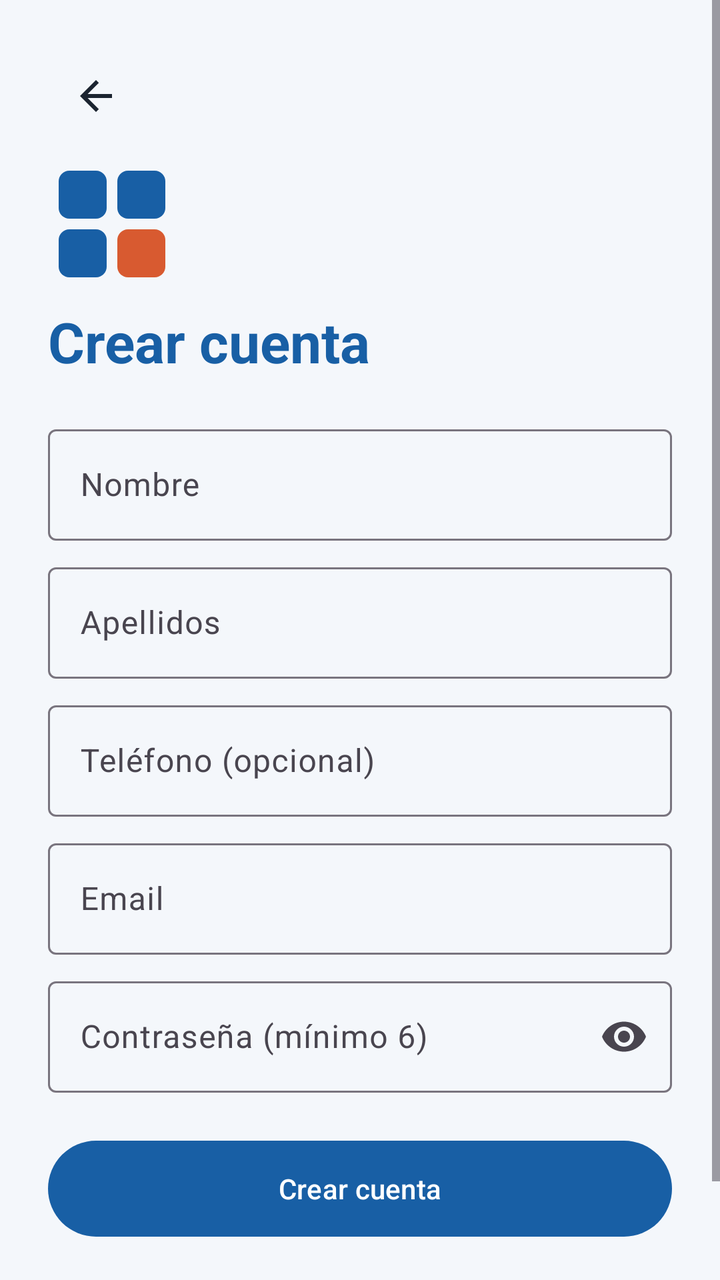
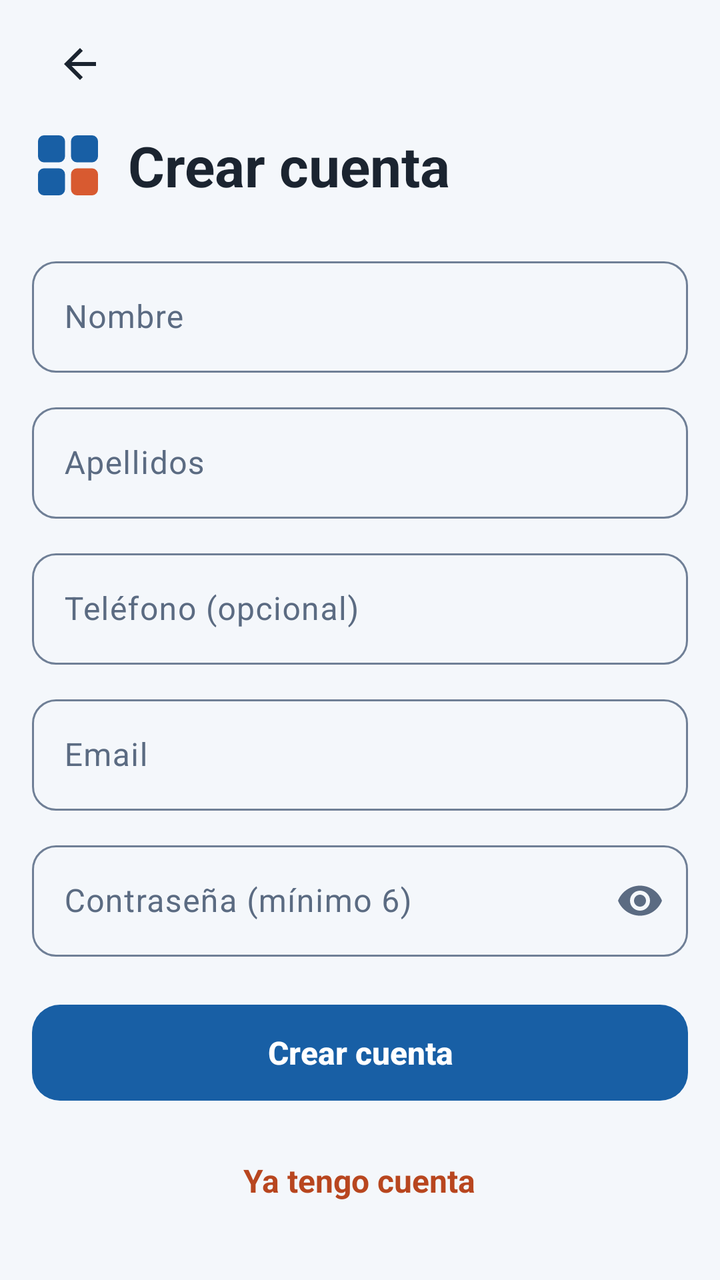

Compare the two renders of this Android layout. The source of the first and the diff that turns it into the second are given below.
<!-- AndroidManifest.xml: application theme Theme.Jokoa -->
<!-- res/layout/activity_registro.xml -->
<?xml version="1.0" encoding="utf-8"?>
<ScrollView xmlns:android="http://schemas.android.com/apk/res/android"
    android:id="@+id/raiz"
    android:layout_width="match_parent"
    android:layout_height="match_parent"
    android:fillViewport="true">

    <LinearLayout
        android:layout_width="match_parent"
        android:layout_height="wrap_content"
        android:orientation="vertical"
        android:padding="24dp">

        <ImageButton
            android:id="@+id/btnAtras"
            android:layout_width="48dp"
            android:layout_height="48dp"
            android:background="?attr/selectableItemBackgroundBorderless"
            android:contentDescription="Volver"
            android:src="@drawable/ic_atras" />

        <ImageView
            android:layout_width="64dp"
            android:layout_height="64dp"
            android:layout_marginTop="8dp"
            android:contentDescription="Logo de Jokoa"
            android:src="@drawable/ic_logo" />

        <TextView
            android:layout_width="wrap_content"
            android:layout_height="wrap_content"
            android:layout_marginTop="8dp"
            android:text="Crear cuenta"
            android:textColor="@color/jokoa_azul"
            android:textSize="28sp"
            android:textStyle="bold" />

        <com.google.android.material.textfield.TextInputLayout
            style="?attr/textInputOutlinedStyle"
            android:layout_width="match_parent"
            android:layout_height="wrap_content"
            android:layout_marginTop="20dp"
            android:hint="Nombre">

            <com.google.android.material.textfield.TextInputEditText
                android:id="@+id/etNombre"
                android:layout_width="match_parent"
                android:layout_height="wrap_content"
                android:inputType="textPersonName" />
        </com.google.android.material.textfield.TextInputLayout>

        <com.google.android.material.textfield.TextInputLayout
            style="?attr/textInputOutlinedStyle"
            android:layout_width="match_parent"
            android:layout_height="wrap_content"
            android:layout_marginTop="8dp"
            android:hint="Apellidos">

            <com.google.android.material.textfield.TextInputEditText
                android:id="@+id/etApellidos"
                android:layout_width="match_parent"
                android:layout_height="wrap_content"
                android:inputType="textPersonName" />
        </com.google.android.material.textfield.TextInputLayout>

        <com.google.android.material.textfield.TextInputLayout
            style="?attr/textInputOutlinedStyle"
            android:layout_width="match_parent"
            android:layout_height="wrap_content"
            android:layout_marginTop="8dp"
            android:hint="Teléfono (opcional)">

            <com.google.android.material.textfield.TextInputEditText
                android:id="@+id/etTelefono"
                android:layout_width="match_parent"
                android:layout_height="wrap_content"
                android:inputType="phone" />
        </com.google.android.material.textfield.TextInputLayout>

        <com.google.android.material.textfield.TextInputLayout
            style="?attr/textInputOutlinedStyle"
            android:layout_width="match_parent"
            android:layout_height="wrap_content"
            android:layout_marginTop="8dp"
            android:hint="Email">

            <com.google.android.material.textfield.TextInputEditText
                android:id="@+id/etEmail"
                android:layout_width="match_parent"
                android:layout_height="wrap_content"
                android:inputType="textEmailAddress" />
        </com.google.android.material.textfield.TextInputLayout>

        <com.google.android.material.textfield.TextInputLayout
            style="?attr/textInputOutlinedStyle"
            android:layout_width="match_parent"
            android:layout_height="wrap_content"
            android:layout_marginTop="8dp"
            android:hint="Contraseña (mínimo 6)"
            app:endIconMode="password_toggle"
            xmlns:app="http://schemas.android.com/apk/res-auto">

            <com.google.android.material.textfield.TextInputEditText
                android:id="@+id/etPassword"
                android:layout_width="match_parent"
                android:layout_height="wrap_content"
                android:inputType="textPassword" />
        </com.google.android.material.textfield.TextInputLayout>

        <com.google.android.material.button.MaterialButton
            android:id="@+id/btnCrear"
            android:layout_width="match_parent"
            android:layout_height="56dp"
            android:layout_marginTop="20dp"
            android:text="Crear cuenta" />

        <TextView
            android:id="@+id/tvYaTengo"
            android:layout_width="wrap_content"
            android:layout_height="wrap_content"
            android:layout_gravity="center_horizontal"
            android:layout_marginTop="12dp"
            android:padding="8dp"
            android:text="Ya tengo cuenta"
            android:textColor="@color/jokoa_coral_oscuro"
            android:textStyle="bold" />
    </LinearLayout>
</ScrollView>
<!-- resources referenced by this layout -->
<resources>
  <style name="Base.Theme.Jokoa" parent="Theme.Material3.Light.NoActionBar">
          <item name="colorPrimary">@color/jokoa_azul</item>
          <item name="colorOnPrimary">@android:color/white</item>
          <item name="colorSecondary">@color/jokoa_coral_oscuro</item>
          <item name="colorOnSecondary">@android:color/white</item>
          <item name="colorSecondaryContainer">@color/jokoa_azul_claro</item>
          <item name="colorOnSecondaryContainer">@color/jokoa_azul</item>
          <item name="android:windowBackground">@color/jokoa_fondo</item>
          <item name="android:textColorPrimary">@color/jokoa_texto</item>
      </style>
  <!-- unchanged entries left out for length: 8 -->
</resources>

<!-- the commit's change to res/layout/activity_registro.xml (unified diff, before → after) -->
@@ -1,15 +1,18 @@
 <?xml version="1.0" encoding="utf-8"?>
-<ScrollView xmlns:android="http://schemas.android.com/apk/res/android"
+<ScrollView xmlns:android="http://schemas.android.com/apk/res/android" xmlns:app="http://schemas.android.com/apk/res-auto" xmlns:tools="http://schemas.android.com/tools"
     android:id="@+id/raiz"
     android:layout_width="match_parent"
     android:layout_height="match_parent"
+    android:background="@color/jokoa_fondo"
     android:fillViewport="true">
 
     <LinearLayout
         android:layout_width="match_parent"
         android:layout_height="wrap_content"
         android:orientation="vertical"
-        android:padding="24dp">
+        android:paddingHorizontal="16dp"
+        android:paddingTop="8dp"
+        android:paddingBottom="24dp">
 
         <ImageButton
             android:id="@+id/btnAtras"
@@ -19,98 +22,95 @@
             android:contentDescription="Volver"
             android:src="@drawable/ic_atras" />
 
-        <ImageView
-            android:layout_width="64dp"
-            android:layout_height="64dp"
-            android:layout_marginTop="8dp"
-            android:contentDescription="Logo de Jokoa"
-            android:src="@drawable/ic_logo" />
-
-        <TextView
-            android:layout_width="wrap_content"
-            android:layout_height="wrap_content"
-            android:layout_marginTop="8dp"
-            android:text="Crear cuenta"
-            android:textColor="@color/jokoa_azul"
-            android:textSize="28sp"
-            android:textStyle="bold" />
-
-        <com.google.android.material.textfield.TextInputLayout
-            style="?attr/textInputOutlinedStyle"
-            android:layout_width="match_parent"
-            android:layout_height="wrap_content"
-            android:layout_marginTop="20dp"
-            android:hint="Nombre">
-
-            <com.google.android.material.textfield.TextInputEditText
-                android:id="@+id/etNombre"
-                android:layout_width="match_parent"
-                android:layout_height="wrap_content"
-                android:inputType="textPersonName" />
-        </com.google.android.material.textfield.TextInputLayout>
-
-        <com.google.android.material.textfield.TextInputLayout
-            style="?attr/textInputOutlinedStyle"
+        <LinearLayout
             android:layout_width="match_parent"
             android:layout_height="wrap_content"
             android:layout_marginTop="8dp"
-            android:hint="Apellidos">
+            android:gravity="center_vertical"
+            android:orientation="horizontal">
 
-            <com.google.android.material.textfield.TextInputEditText
-                android:id="@+id/etApellidos"
+            <ImageView
+                android:layout_width="36dp"
+                android:layout_height="36dp"
+                android:contentDescription="Logo de Jokoa"
+                android:src="@drawable/ic_logo" />
+
+            <TextView
+                android:layout_width="wrap_content"
+                android:layout_height="wrap_content"
+                android:layout_marginStart="12dp"
+                android:text="Crear cuenta"
+                android:textColor="@color/jokoa_texto"
+                android:textSize="28sp"
+                android:textStyle="bold" />
+        </LinearLayout>
+
+            <com.google.android.material.textfield.TextInputLayout
                 android:layout_width="match_parent"
                 android:layout_height="wrap_content"
-                android:inputType="textPersonName" />
-        </com.google.android.material.textfield.TextInputLayout>
+                android:layout_marginTop="24dp"
+                android:hint="Nombre">
 
-        <com.google.android.material.textfield.TextInputLayout
-            style="?attr/textInputOutlinedStyle"
-            android:layout_width="match_parent"
-            android:layout_height="wrap_content"
-            android:layout_marginTop="8dp"
-            android:hint="Teléfono (opcional)">
-
-            <com.google.android.material.textfield.TextInputEditText
-                android:id="@+id/etTelefono"
+                <com.google.android.material.textfield.TextInputEditText
+                    android:id="@+id/etNombre"
+                    android:layout_width="match_parent"
+                    android:layout_height="wrap_content"
+                    android:inputType="textPersonName" />
+            </com.google.android.material.textfield.TextInputLayout>
+            <com.google.android.material.textfield.TextInputLayout
                 android:layout_width="match_parent"
                 android:layout_height="wrap_content"
-                android:inputType="phone" />
-        </com.google.android.material.textfield.TextInputLayout>
+                android:layout_marginTop="12dp"
+                android:hint="Apellidos">
 
-        <com.google.android.material.textfield.TextInputLayout
-            style="?attr/textInputOutlinedStyle"
-            android:layout_width="match_parent"
-            android:layout_height="wrap_content"
-            android:layout_marginTop="8dp"
-            android:hint="Email">
-
-            <com.google.android.material.textfield.TextInputEditText
-                android:id="@+id/etEmail"
+                <com.google.android.material.textfield.TextInputEditText
+                    android:id="@+id/etApellidos"
+                    android:layout_width="match_parent"
+                    android:layout_height="wrap_content"
+                    android:inputType="textPersonName" />
+            </com.google.android.material.textfield.TextInputLayout>
+            <com.google.android.material.textfield.TextInputLayout
                 android:layout_width="match_parent"
                 android:layout_height="wrap_content"
-                android:inputType="textEmailAddress" />
-        </com.google.android.material.textfield.TextInputLayout>
+                android:layout_marginTop="12dp"
+                android:hint="Teléfono (opcional)">
 
-        <com.google.android.material.textfield.TextInputLayout
-            style="?attr/textInputOutlinedStyle"
-            android:layout_width="match_parent"
-            android:layout_height="wrap_content"
-            android:layout_marginTop="8dp"
-            android:hint="Contraseña (mínimo 6)"
-            app:endIconMode="password_toggle"
-            xmlns:app="http://schemas.android.com/apk/res-auto">
-
-            <com.google.android.material.textfield.TextInputEditText
-                android:id="@+id/etPassword"
+                <com.google.android.material.textfield.TextInputEditText
+                    android:id="@+id/etTelefono"
+                    android:layout_width="match_parent"
+                    android:layout_height="wrap_content"
+                    android:inputType="phone" />
+            </com.google.android.material.textfield.TextInputLayout>
+            <com.google.android.material.textfield.TextInputLayout
                 android:layout_width="match_parent"
                 android:layout_height="wrap_content"
-                android:inputType="textPassword" />
-        </com.google.android.material.textfield.TextInputLayout>
+                android:layout_marginTop="12dp"
+                android:hint="Email">
+
+                <com.google.android.material.textfield.TextInputEditText
+                    android:id="@+id/etEmail"
+                    android:layout_width="match_parent"
+                    android:layout_height="wrap_content"
+                    android:inputType="textEmailAddress" />
+            </com.google.android.material.textfield.TextInputLayout>
+            <com.google.android.material.textfield.TextInputLayout
+                android:layout_width="match_parent"
+                android:layout_height="wrap_content"
+                android:layout_marginTop="12dp"
+                android:hint="Contraseña (mínimo 6)"
+                app:endIconMode="password_toggle">
+
+                <com.google.android.material.textfield.TextInputEditText
+                    android:id="@+id/etPassword"
+                    android:layout_width="match_parent"
+                    android:layout_height="wrap_content"
+                    android:inputType="textPassword" />
+            </com.google.android.material.textfield.TextInputLayout>
 
         <com.google.android.material.button.MaterialButton
             android:id="@+id/btnCrear"
             android:layout_width="match_parent"
-            android:layout_height="56dp"
+            android:layout_height="wrap_content"
             android:layout_marginTop="20dp"
             android:text="Crear cuenta" />
 
@@ -120,9 +120,12 @@
             android:layout_height="wrap_content"
             android:layout_gravity="center_horizontal"
             android:layout_marginTop="12dp"
+            android:gravity="center"
+            android:minHeight="48dp"
             android:padding="8dp"
             android:text="Ya tengo cuenta"
             android:textColor="@color/jokoa_coral_oscuro"
+            android:textSize="16sp"
             android:textStyle="bold" />
     </LinearLayout>
 </ScrollView>
<!-- resource entries referenced after the edit -->
@@ -3,12 +3,147 @@
   <style name="Base.Theme.Jokoa" parent="Theme.Material3.Light.NoActionBar">
           <item name="colorPrimary">@color/jokoa_azul</item>
           <item name="colorOnPrimary">@android:color/white</item>
+          <item name="colorPrimaryContainer">@color/jokoa_azul_claro</item>
+          <item name="colorOnPrimaryContainer">@color/jokoa_azul_noche</item>
           <item name="colorSecondary">@color/jokoa_coral_oscuro</item>
           <item name="colorOnSecondary">@android:color/white</item>
           <item name="colorSecondaryContainer">@color/jokoa_azul_claro</item>
-          <item name="colorOnSecondaryContainer">@color/jokoa_azul</item>
+          <item name="colorOnSecondaryContainer">@color/jokoa_azul_noche</item>
+          <item name="colorTertiaryContainer">@color/jokoa_coral_tenue</item>
+          <item name="colorOnTertiaryContainer">@color/jokoa_coral_oscuro</item>
+          <item name="colorSurface">@color/jokoa_superficie</item>
+          <item name="colorOnSurface">@color/jokoa_texto</item>
+          <item name="colorOnSurfaceVariant">@color/jokoa_texto_2</item>
+          <item name="colorOutline">@color/jokoa_borde_campo</item>
+          <item name="colorOutlineVariant">@color/jokoa_borde</item>
+          <item name="colorError">@color/jokoa_coral_oscuro</item>
+          <item name="android:colorBackground">@color/jokoa_fondo</item>
           <item name="android:windowBackground">@color/jokoa_fondo</item>
           <item name="android:textColorPrimary">@color/jokoa_texto</item>
+          <item name="android:textColorSecondary">@color/jokoa_texto_2</item>
+          
+          <item name="elevationOverlayEnabled">false</item>
+  
+  
+          <item name="materialButtonStyle">@style/Widget.Jokoa.Button</item>
+          <item name="materialCardViewStyle">@style/Widget.Jokoa.Card</item>
+          <item name="textInputStyle">@style/Widget.Jokoa.TextInput</item>
+          <item name="bottomNavigationStyle">@style/Widget.Jokoa.BottomNav</item>
+          <item name="tabStyle">@style/Widget.Jokoa.Tabs</item>
+          <item name="materialAlertDialogTheme">@style/ThemeOverlay.Jokoa.Dialogo</item>
+      </style>
+  <color name="jokoa_azul_noche">#0F3F6E</color>
+  <color name="jokoa_coral_tenue">#FDEEE8</color>
+  <color name="jokoa_superficie">#FFFFFF</color>
+  <color name="jokoa_texto_2">#5B6B82</color>
+  <color name="jokoa_borde_campo">#6F7F96</color>
+  <color name="jokoa_borde">#D5DEEA</color>
+  <style name="Widget.Jokoa.Button" parent="Widget.Material3.Button">
+          <item name="android:minHeight">56dp</item>
+          <item name="android:textSize">16sp</item>
+          <item name="android:textStyle">bold</item>
+          <item name="android:textAllCaps">false</item>
+          <item name="android:letterSpacing">0</item>
+          <item name="android:textColor">@color/boton_texto</item>
+          <item name="android:stateListAnimator">@animator/boton_pulsar</item>
+          <item name="backgroundTint">@color/boton_azul_fondo</item>
+          <item name="cornerRadius">14dp</item>
+          <item name="iconTint">@color/boton_texto</item>
+          <item name="iconGravity">textStart</item>
+          <item name="iconPadding">8dp</item>
+      </style>
+  <style name="Widget.Jokoa.Card" parent="Widget.Material3.CardView.Outlined">
+          <item name="cardBackgroundColor">@color/jokoa_superficie</item>
+          <item name="cardCornerRadius">16dp</item>
+          <item name="cardElevation">2dp</item>
+          <item name="strokeColor">@color/jokoa_borde</item>
+          <item name="strokeWidth">1dp</item>
+      </style>
+  <style name="Widget.Jokoa.TextInput" parent="Widget.Material3.TextInputLayout.OutlinedBox">
+          <item name="boxCornerRadiusTopStart">12dp</item>
+          <item name="boxCornerRadiusTopEnd">12dp</item>
+          <item name="boxCornerRadiusBottomStart">12dp</item>
+          <item name="boxCornerRadiusBottomEnd">12dp</item>
+          <item name="boxStrokeColor">@color/campo_borde</item>
+          <item name="boxStrokeErrorColor">@color/jokoa_coral_oscuro</item>
+          <item name="boxStrokeWidth">1dp</item>
+          <item name="boxStrokeWidthFocused">2dp</item>
+          <item name="hintTextColor">@color/campo_borde</item>
+          <item name="android:textColorHint">@color/jokoa_texto_2</item>
+          <item name="errorTextColor">@color/jokoa_coral_oscuro</item>
+          <item name="errorIconTint">@color/jokoa_coral_oscuro</item>
+          <item name="endIconTint">@color/jokoa_texto_2</item>
+      </style>
+  <style name="Widget.Jokoa.BottomNav" parent="Widget.Material3.BottomNavigationView">
+          <item name="backgroundTint">@color/jokoa_superficie</item>
+          <item name="itemIconTint">@color/nav_item</item>
+          <item name="itemTextColor">@color/nav_item</item>
+          <item name="itemActiveIndicatorStyle">@style/Widget.Jokoa.BottomNav.Indicador</item>
+          <item name="itemTextAppearanceActive">@style/TextoNavActivo</item>
+          <item name="itemTextAppearanceInactive">@style/TextoNav</item>
+          <item name="labelVisibilityMode">labeled</item>
+          <item name="elevation">0dp</item>
+      </style>
+  <style name="Widget.Jokoa.Tabs" parent="Widget.Material3.TabLayout">
+          <item name="tabIndicatorColor">@color/jokoa_coral</item>
+          <item name="tabIndicatorHeight">3dp</item>
+          <item name="tabSelectedTextColor">@color/jokoa_azul</item>
+          <item name="tabTextColor">@color/jokoa_texto_2</item>
+          <item name="tabTextAppearance">@style/TextoPestana</item>
+          <item name="tabMinWidth">0dp</item>
+          <item name="android:minHeight">48dp</item>
+      </style>
+  <style name="ThemeOverlay.Jokoa.Dialogo" parent="ThemeOverlay.Material3.MaterialAlertDialog">
+          <item name="alertDialogStyle">@style/MaterialAlertDialog.Jokoa</item>
+          <item name="materialAlertDialogTitleTextStyle">@style/MaterialAlertDialog.Jokoa.Titulo</item>
+          <item name="buttonBarPositiveButtonStyle">@style/Widget.Jokoa.Button.CompactoAzul</item>
+          <item name="buttonBarNegativeButtonStyle">@style/Widget.Jokoa.Button.Texto</item>
+          <item name="buttonBarNeutralButtonStyle">@style/Widget.Jokoa.Button.Texto</item>
+          <item name="android:backgroundDimAmount">0.55</item>
+          <item name="android:windowAnimationStyle">@style/Animacion.Jokoa.Dialogo</item>
+      </style>
+  <style name="Widget.Jokoa.BottomNav.Indicador" parent="Widget.Material3.BottomNavigationView.ActiveIndicator">
+          <item name="android:color">@color/jokoa_azul_claro</item>
+      </style>
+  <style name="TextoNavActivo" parent="TextoNav">
+          <item name="android:textColor">@color/jokoa_azul_noche</item>
+      </style>
+  <style name="TextoNav" parent="TextAppearance.Material3.LabelMedium">
+          <item name="android:textSize">12sp</item>
+          <item name="android:textStyle">bold</item>
+      </style>
+  <color name="jokoa_coral">#D85A30</color>
+  <style name="TextoPestana" parent="TextAppearance.Material3.TitleSmall">
+          <item name="android:textSize">16sp</item>
+          <item name="android:textStyle">bold</item>
+          <item name="textAllCaps">false</item>
+      </style>
+  <style name="MaterialAlertDialog.Jokoa" parent="MaterialAlertDialog.Material3">
+          <item name="shapeAppearance">@style/ShapeAppearance.Jokoa.Dialogo</item>
+          <item name="backgroundTint">@color/jokoa_superficie</item>
+      </style>
+  <style name="MaterialAlertDialog.Jokoa.Titulo" parent="MaterialAlertDialog.Material3.Title.Text">
+          <item name="android:textSize">20sp</item>
+          <item name="android:textStyle">normal</item>
+          <item name="android:textColor">@color/jokoa_texto</item>
+      </style>
+  <style name="Widget.Jokoa.Button.CompactoAzul">
+          <item name="android:minHeight">48dp</item>
+          <item name="android:textSize">15sp</item>
+      </style>
+  <style name="Widget.Jokoa.Button.Texto" parent="Widget.Material3.Button.TextButton">
+          <item name="android:minHeight">48dp</item>
+          <item name="android:textSize">16sp</item>
+          <item name="android:textStyle">bold</item>
+          <item name="android:textAllCaps">false</item>
+          <item name="android:textColor">@color/jokoa_azul</item>
+      </style>
+  <style name="Animacion.Jokoa.Dialogo" parent="@android:style/Animation.Dialog">
+          <item name="android:windowEnterAnimation">@anim/dialogo_entra</item>
+          <item name="android:windowExitAnimation">@anim/dialogo_sale</item>
+      </style>
+  <style name="ShapeAppearance.Jokoa.Dialogo" parent="ShapeAppearance.Material3.Corner.ExtraLarge">
+          <item name="cornerSize">16dp</item>
       </style>
   <!-- unchanged entries left out for length: 8 -->
 </resources>
